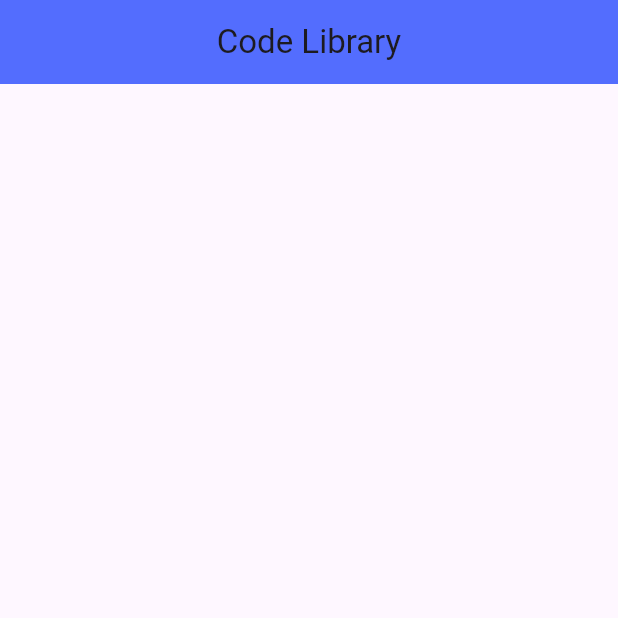
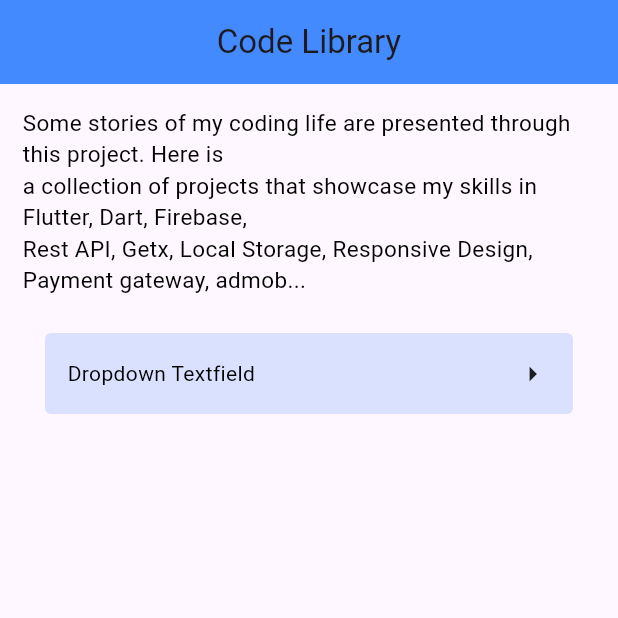
Before and after one commit to alazad214/Code-Library, a Flutter app: the screen it shows after launch, on a phone screen of 412 x 824 dp, the top half of it. Run offline on Flutter 3.47's test engine with Material 3 defaults, Android fonts, the phone set to English and light mode, and no system bars.

Commit message:
custom button added

```diff
--- a/lib/moduls/homepage/views/home.dart
+++ b/lib/moduls/homepage/views/home.dart
@@ -1,3 +1,5 @@
+import 'package:code_library/moduls/homepage/views/home_title_text.dart';
+import 'package:code_library/widgets/custom_button.dart';
 import 'package:flutter/material.dart';
 
 class Home extends StatelessWidget {
@@ -9,7 +11,19 @@
       appBar: AppBar(
         title: const Text("Code Library"),
         centerTitle: true,
-        backgroundColor: Colors.indigoAccent,
+        backgroundColor: Colors.blueAccent,
+      ),
+      body: Padding(
+        padding: const EdgeInsets.symmetric(horizontal: 15.0, vertical: 15.0),
+        child: ListView(
+          children:  const [
+            HomeTitleText(),
+            CustomButton(
+              text: "Dropdown Textfield",
+            ),
+
+          ],
+        ),
       ),
     );
   }
--- /dev/null
+++ b/lib/moduls/homepage/views/home_title_text.dart
@@ -0,0 +1,20 @@
+import 'package:flutter/cupertino.dart';
+import 'package:flutter/material.dart';
+
+class HomeTitleText extends StatelessWidget {
+  const HomeTitleText({super.key});
+
+  @override
+  Widget build(BuildContext context) {
+    return  const Padding(
+      padding: EdgeInsets.only(bottom: 15.0),
+      child: Text(
+        "Some stories of my coding life are presented through this project. Here is \na collection of projects that showcase my skills in Flutter, Dart, Firebase, \nRest API, Getx, Local Storage, Responsive Design, Payment gateway, admob...",
+        style: TextStyle(
+          color: Colors.black,
+          fontSize: 15.0,
+        ),
+      ),
+    );
+  }
+}
--- /dev/null
+++ b/lib/widgets/custom_button.dart
@@ -0,0 +1,32 @@
+import 'package:flutter/material.dart';
+
+class CustomButton extends StatelessWidget {
+  final String? text;
+  final VoidCallback? ontap;
+  const CustomButton({super.key, this.text, this.ontap});
+
+  @override
+  Widget build(BuildContext context) {
+    return InkWell(
+      onTap: ontap,
+      child: Container(
+          padding: const EdgeInsets.symmetric(horizontal: 15.0, vertical: 15.0),
+          margin: const EdgeInsets.symmetric(horizontal: 15.0, vertical: 10.0),
+          decoration: BoxDecoration(
+            color: Colors.blueAccent.withOpacity(0.2),
+            borderRadius: BorderRadius.circular(4.0),
+          ),
+          child: Row(
+            mainAxisAlignment: MainAxisAlignment.spaceBetween,
+            children: [
+              Text(
+                text!,
+                overflow: TextOverflow.ellipsis,
+                style: const TextStyle(color: Colors.black),
+              ),
+              const Icon(Icons.arrow_right_sharp)
+            ],
+          )),
+    );
+  }
+}
```
